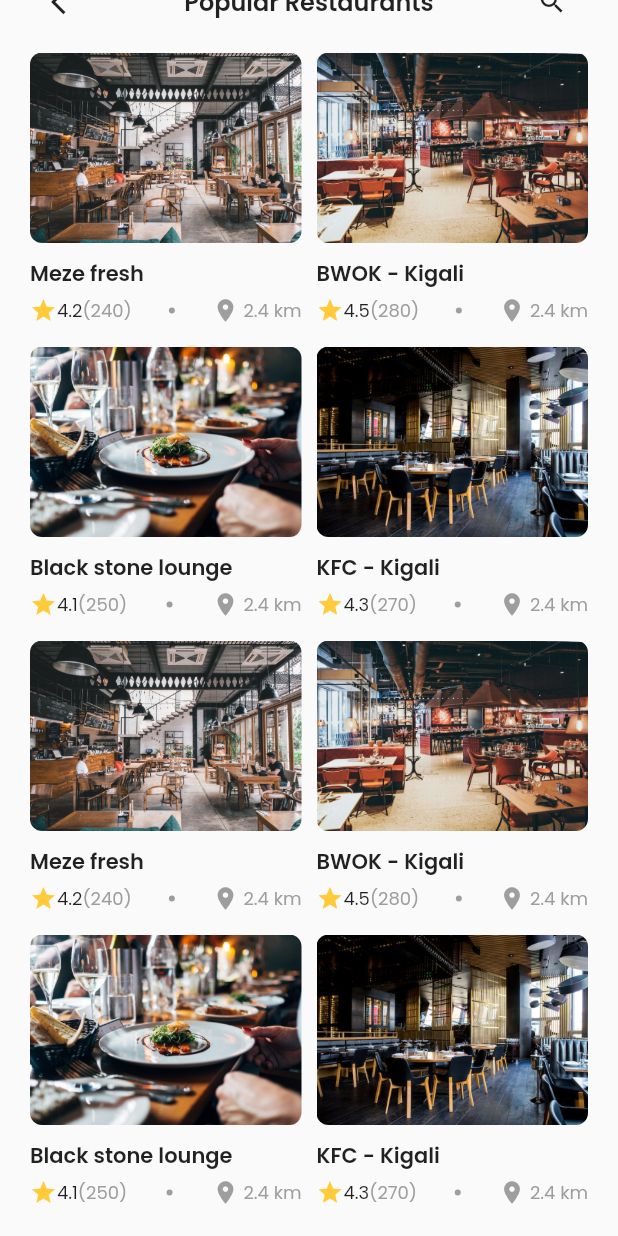
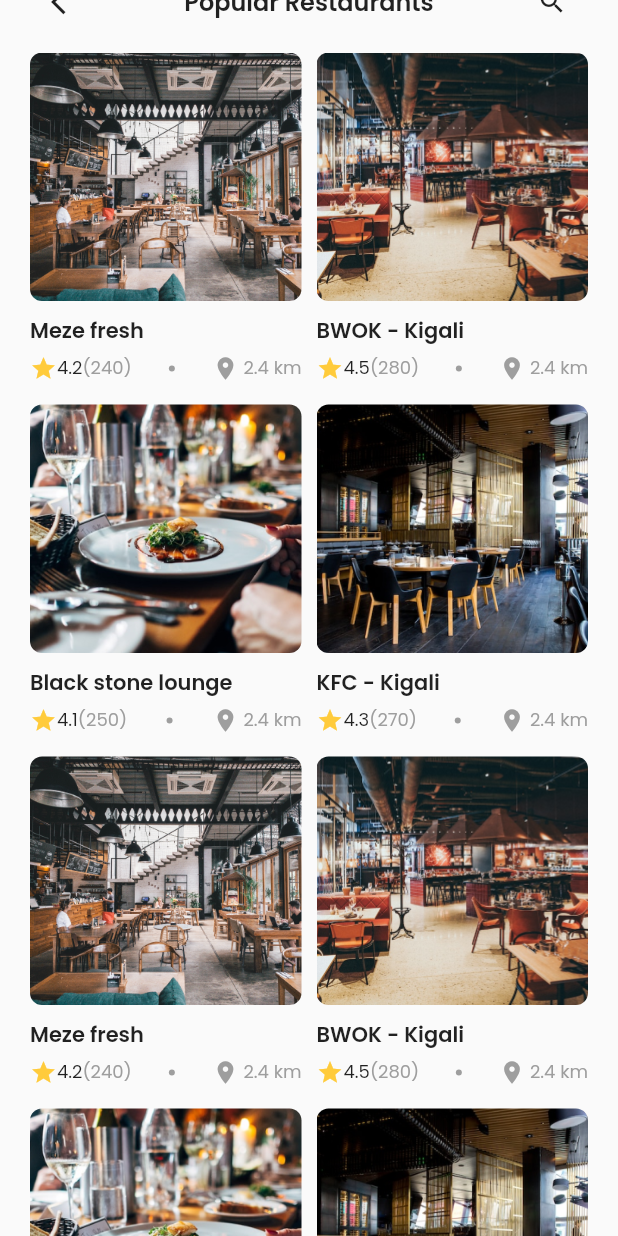
Before and after one commit to Gabin-ishimwe/food-app-mobile, a Flutter app: the RestaurantScreen screen opened directly, scrolled down 43 dp, on a phone screen of 412 x 824 dp. Run offline on Flutter 3.47's test engine with Material 2 defaults, Android fonts, the phone set to English and light mode, and no system bars; our stand-ins replace carousel_slider, email_validator, flutter_svg, google_fonts, google_nav_bar, mask_text_input_formatter and 1 more; missing offline and left inert: dart:ffi.

Commit message:
fix: adjust aspect ratio

```diff
--- a/lib/screens/restaurant_screen.dart
+++ b/lib/screens/restaurant_screen.dart
@@ -11,6 +11,8 @@
 class _RestaurantScreenState extends State<RestaurantScreen> {
   @override
   Widget build(BuildContext context) {
+    double itemWidth = MediaQuery.of(context).size.width;
+    double itemheight = MediaQuery.of(context).size.width;
     return SafeArea(
         child: Scaffold(
       body: SingleChildScrollView(
@@ -60,7 +62,8 @@
                   gridDelegate: SliverGridDelegateWithFixedCrossAxisCount(
                       crossAxisCount: 2,
                       crossAxisSpacing: 10,
-                      mainAxisSpacing: 15),
+                      mainAxisSpacing: 15,
+                      childAspectRatio: (itemWidth / 2) / 250),
                   itemBuilder: ((context, index) {
                     return Container(
                       width: MediaQuery.of(context).size.width,
@@ -71,8 +74,8 @@
                           children: [
                             Expanded(
                               child: Container(
-                                width: MediaQuery.of(context).size.width,
-                                height: 150,
+                                // width: MediaQuery.of(context).size.width,
+                                // height: 150,
                                 decoration: BoxDecoration(
                                     borderRadius: BorderRadius.circular(8),
                                     image: DecorationImage(
```
